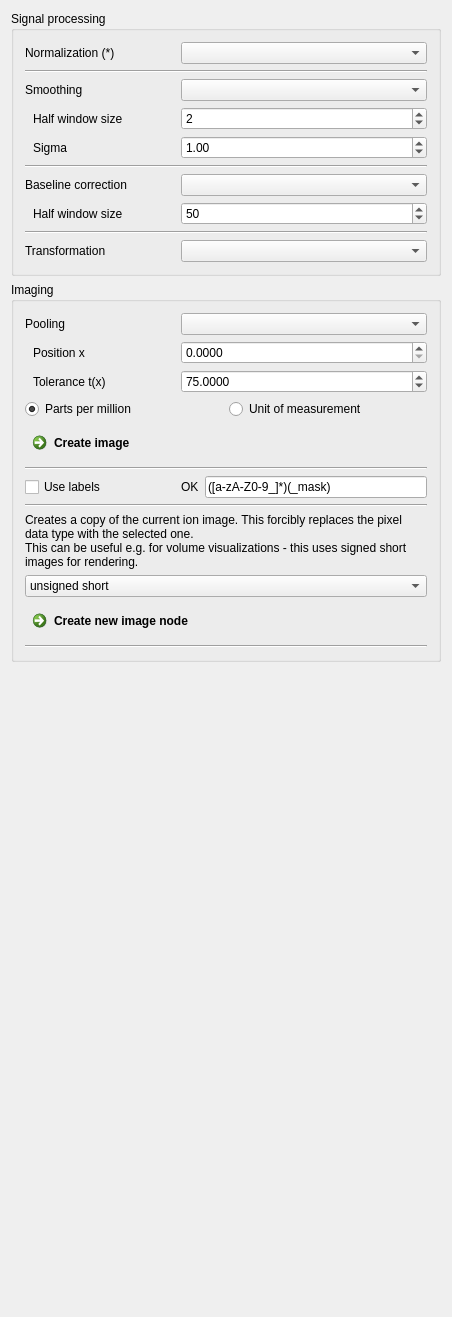
First picture: the form in Plugins/org.mitk.gui.qt.m2.Data/src/internal/m2Data.ui, repository m2aia/m2aia, before the edit.
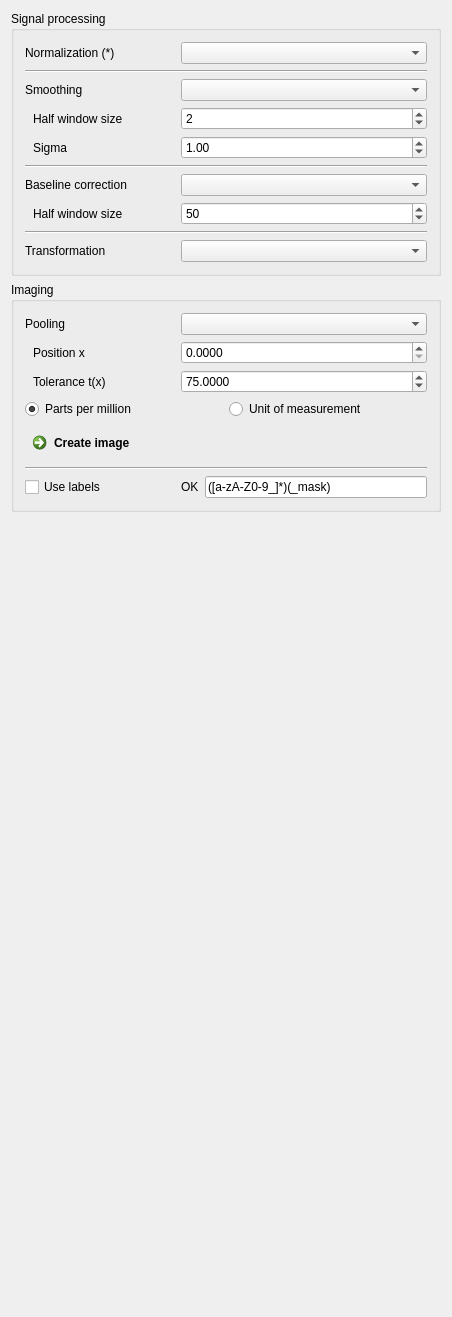
Second picture: the form after the edit.

The edit to the form file:
```diff
--- a/Plugins/org.mitk.gui.qt.m2.Data/src/internal/m2Data.ui
+++ b/Plugins/org.mitk.gui.qt.m2.Data/src/internal/m2Data.ui
@@ -755,74 +755,6 @@
         </item>
        </layout>
       </item>
-      <item>
-       <widget class="Line" name="line_4">
-        <property name="orientation">
-         <enum>Qt::Horizontal</enum>
-        </property>
-       </widget>
-      </item>
-      <item>
-       <widget class="QLabel" name="label_2">
-        <property name="text">
-         <string>Creates a copy of the current ion image. This forcibly replaces the pixel data type with the selected one. 
-This can be useful e.g. for volume visualizations - this uses signed short images for rendering.</string>
-        </property>
-        <property name="wordWrap">
-         <bool>true</bool>
-        </property>
-       </widget>
-      </item>
-      <item>
-       <widget class="QComboBox" name="cmbBxType">
-        <property name="sizePolicy">
-         <sizepolicy hsizetype="Preferred" vsizetype="Preferred">
-          <horstretch>0</horstretch>
-          <verstretch>0</verstretch>
-         </sizepolicy>
-        </property>
-        <property name="toolTip">
-         <string>Image pixel type used by the newly created image.</string>
-        </property>
-        <property name="currentIndex">
-         <number>2</number>
-        </property>
-        <item>
-         <property name="text">
-          <string>double (default)</string>
-         </property>
-        </item>
-        <item>
-         <property name="text">
-          <string>unsigned char</string>
-         </property>
-        </item>
-        <item>
-         <property name="text">
-          <string>unsigned short</string>
-         </property>
-        </item>
-        <item>
-         <property name="text">
-          <string>unsigned int</string>
-         </property>
-        </item>
-       </widget>
-      </item>
-      <item>
-       <widget class="QCommandLinkButton" name="btnCreateImageToNewNode">
-        <property name="text">
-         <string>Create new image node</string>
-        </property>
-       </widget>
-      </item>
-      <item>
-       <widget class="Line" name="line_5">
-        <property name="orientation">
-         <enum>Qt::Horizontal</enum>
-        </property>
-       </widget>
-      </item>
      </layout>
     </widget>
    </item>
```
